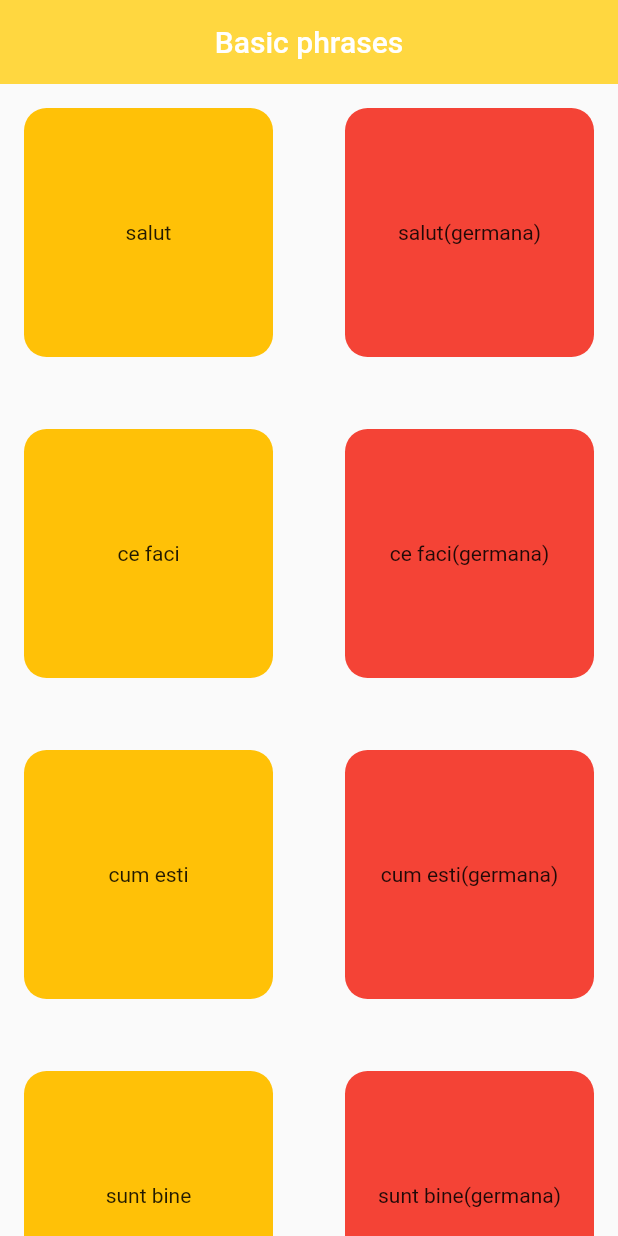
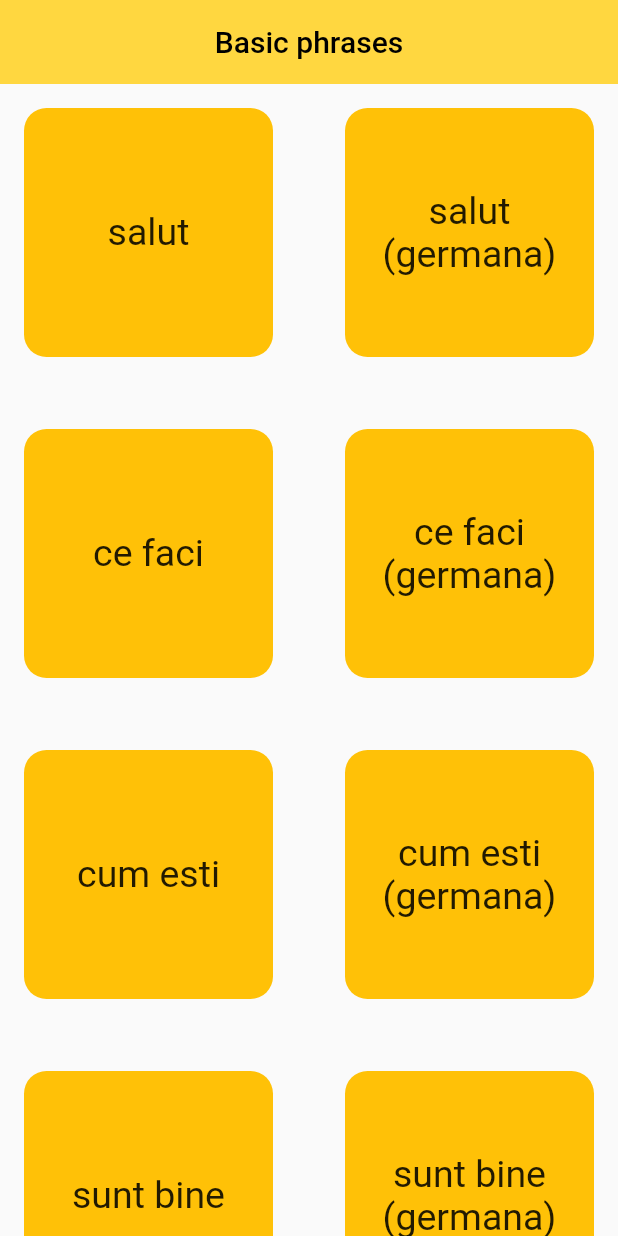
Before and after one commit to raduiosif15/basic_phrases, a Flutter app: the screen it shows after launch, on a phone screen of 412 x 824 dp. Run offline on Flutter 3.47's test engine with Material 2 defaults, Android fonts, the phone set to English and light mode, and no system bars; our stand-ins replace audioplayers.

Commit message:
Final touche + readme

```diff
--- a/lib/main.dart
+++ b/lib/main.dart
@@ -43,7 +43,12 @@ class _BasicPhrasesState extends State<BasicPhrases> {
     return MaterialApp(
       home: Scaffold(
         appBar: AppBar(
-          title: const Text('Basic phrases'),
+          title: const Text(
+            'Basic phrases',
+            style: TextStyle(
+              color: Colors.black,
+            ),
+          ),
           centerTitle: true,
           backgroundColor: Colors.amberAccent,
           elevation: 0.0,
@@ -73,12 +78,19 @@ class _BasicPhrasesState extends State<BasicPhrases> {
                   await _audioCache.clearAll();
                 },
                 child: index.isEven
-                    ? Text(_soundsMap.elementAt(index ~/ 2))
-                    : Text('${_soundsMap.elementAt((index - 1) ~/ 2)}(germana)'),
+                    ? Text(
+                        _soundsMap.elementAt(index ~/ 2),
+                        style: const TextStyle(fontSize: 25.0),
+                      )
+                    : Text(
+                        '${_soundsMap.elementAt((index - 1) ~/ 2)} (germana)',
+                        style: const TextStyle(fontSize: 25.0),
+                        textAlign: TextAlign.center,
+                      ),
               ),
               decoration: BoxDecoration(
                 borderRadius: BorderRadius.circular(15.0),
-                color: index.isEven ? Colors.amber : Colors.red,
+                color: Colors.amber,
               ),
             );
           },
```
Also changed, not shown: readme_images/Screenshot_30.png (added), 1 other file.
